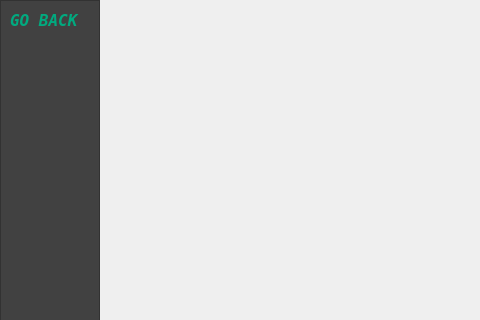
Before: the Qt Designer form gui-elements/table1.ui in ucantjugglikeme/desktop-wholesaling-manager-app, drawn with Qt 5; both pictures show x 0 to 480 and y 0 to 320 of the 838 by 724 pixel window.
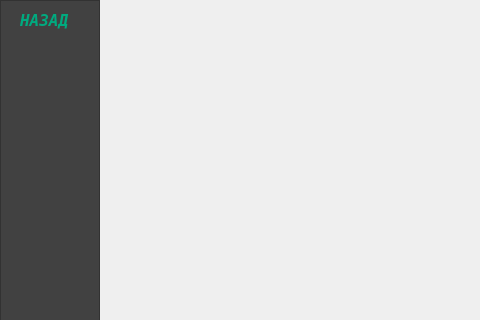
After: the same form once the commit is applied.

Commit message: Add nested menus, manager role model. TODO: add the rest of tables

```diff
--- a/gui-elements/table1.ui
+++ b/gui-elements/table1.ui
@@ -55,9 +55,9 @@
       <widget class="QLabel" name="label_17">
        <property name="geometry">
         <rect>
-         <x>10</x>
+         <x>20</x>
          <y>10</y>
-         <width>71</width>
+         <width>51</width>
          <height>21</height>
         </rect>
        </property>
@@ -74,7 +74,7 @@
         <string notr="true">color: rgb(0, 170, 127);</string>
        </property>
        <property name="text">
-        <string>GO BACK</string>
+        <string>НАЗАД</string>
        </property>
       </widget>
      </widget>
```
Left out of the diff: 2 changed lines with no effect on the pictures. The commit also changes 12 other files.
